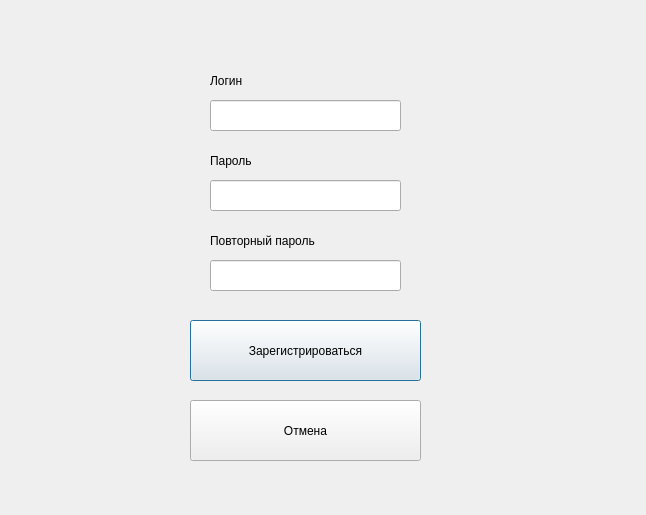
The window that registerwindow.ui (icspero/3-semester-CourseWork_Client) describes before a commit, drawn with Qt 5.
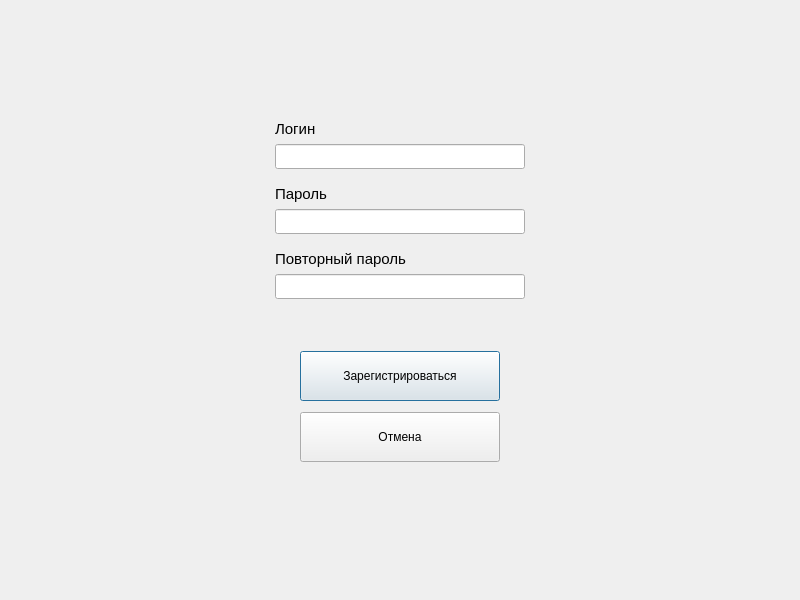
The same window after the commit.

What changed in the file:
```diff
--- a/registerwindow.ui
+++ b/registerwindow.ui
@@ -6,114 +6,233 @@
    <rect>
     <x>0</x>
     <y>0</y>
-    <width>646</width>
-    <height>515</height>
+    <width>800</width>
+    <height>600</height>
    </rect>
   </property>
   <property name="windowTitle">
    <string>Dialog</string>
   </property>
-  <widget class="QLineEdit" name="lineEdit">
-   <property name="geometry">
-    <rect>
-     <x>210</x>
-     <y>100</y>
-     <width>191</width>
-     <height>31</height>
-    </rect>
-   </property>
-  </widget>
-  <widget class="QLineEdit" name="lineEdit_2">
-   <property name="geometry">
-    <rect>
-     <x>210</x>
-     <y>180</y>
-     <width>191</width>
-     <height>31</height>
-    </rect>
-   </property>
-   <property name="echoMode">
-    <enum>QLineEdit::Password</enum>
-   </property>
-  </widget>
-  <widget class="QLabel" name="label">
-   <property name="geometry">
-    <rect>
-     <x>210</x>
-     <y>70</y>
-     <width>91</width>
-     <height>21</height>
-    </rect>
-   </property>
-   <property name="text">
-    <string>Логин</string>
-   </property>
-  </widget>
-  <widget class="QLabel" name="label_2">
-   <property name="geometry">
-    <rect>
-     <x>210</x>
-     <y>150</y>
-     <width>91</width>
-     <height>21</height>
-    </rect>
-   </property>
-   <property name="text">
-    <string>Пароль</string>
-   </property>
-  </widget>
-  <widget class="QPushButton" name="pushButton">
-   <property name="geometry">
-    <rect>
-     <x>190</x>
-     <y>320</y>
-     <width>231</width>
-     <height>61</height>
-    </rect>
-   </property>
-   <property name="text">
-    <string>Зарегистрироваться</string>
-   </property>
-  </widget>
-  <widget class="QPushButton" name="pushButton_2">
-   <property name="geometry">
-    <rect>
-     <x>190</x>
-     <y>400</y>
-     <width>231</width>
-     <height>61</height>
-    </rect>
-   </property>
-   <property name="text">
-    <string>Отмена</string>
-   </property>
-  </widget>
-  <widget class="QLineEdit" name="lineEdit_3">
-   <property name="geometry">
-    <rect>
-     <x>210</x>
-     <y>260</y>
-     <width>191</width>
-     <height>31</height>
-    </rect>
-   </property>
-   <property name="echoMode">
-    <enum>QLineEdit::Password</enum>
-   </property>
-  </widget>
-  <widget class="QLabel" name="label_3">
-   <property name="geometry">
-    <rect>
-     <x>210</x>
-     <y>230</y>
-     <width>151</width>
-     <height>21</height>
-    </rect>
-   </property>
-   <property name="text">
-    <string>Повторный пароль</string>
-   </property>
-  </widget>
+  <layout class="QVBoxLayout" name="verticalLayout">
+   <item>
+    <spacer name="verticalSpacer_4">
+     <property name="orientation">
+      <enum>Qt::Vertical</enum>
+     </property>
+     <property name="sizeType">
+      <enum>QSizePolicy::Fixed</enum>
+     </property>
+     <property name="sizeHint" stdset="0">
+      <size>
+       <width>20</width>
+       <height>100</height>
+      </size>
+     </property>
+    </spacer>
+   </item>
+   <item alignment="Qt::AlignHCenter|Qt::AlignVCenter">
+    <widget class="QWidget" name="widget" native="true">
+     <layout class="QVBoxLayout" name="verticalLayout_2">
+      <item>
+       <widget class="QLabel" name="label">
+        <property name="font">
+         <font>
+          <pointsize>11</pointsize>
+         </font>
+        </property>
+        <property name="text">
+         <string>Логин</string>
+        </property>
+       </widget>
+      </item>
+      <item>
+       <widget class="QLineEdit" name="lineEdit">
+        <property name="sizePolicy">
+         <sizepolicy hsizetype="Fixed" vsizetype="Minimum">
+          <horstretch>0</horstretch>
+          <verstretch>0</verstretch>
+         </sizepolicy>
+        </property>
+        <property name="minimumSize">
+         <size>
+          <width>250</width>
+          <height>25</height>
+         </size>
+        </property>
+       </widget>
+      </item>
+      <item>
+       <spacer name="verticalSpacer">
+        <property name="orientation">
+         <enum>Qt::Vertical</enum>
+        </property>
+        <property name="sizeHint" stdset="0">
+         <size>
+          <width>20</width>
+          <height>10</height>
+         </size>
+        </property>
+       </spacer>
+      </item>
+      <item>
+       <widget class="QLabel" name="label_2">
+        <property name="font">
+         <font>
+          <pointsize>11</pointsize>
+         </font>
+        </property>
+        <property name="text">
+         <string>Пароль</string>
+        </property>
+       </widget>
+      </item>
+      <item>
+       <widget class="QLineEdit" name="lineEdit_2">
+        <property name="sizePolicy">
+         <sizepolicy hsizetype="Expanding" vsizetype="Fixed">
+          <horstretch>0</horstretch>
+          <verstretch>0</verstretch>
+         </sizepolicy>
+        </property>
+        <property name="minimumSize">
+         <size>
+          <width>250</width>
+          <height>25</height>
+         </size>
+        </property>
+        <property name="echoMode">
+         <enum>QLineEdit::Password</enum>
+        </property>
+       </widget>
+      </item>
+      <item>
+       <spacer name="verticalSpacer_2">
+        <property name="orientation">
+         <enum>Qt::Vertical</enum>
+        </property>
+        <property name="sizeHint" stdset="0">
+         <size>
+          <width>20</width>
+          <height>10</height>
+         </size>
+        </property>
+       </spacer>
+      </item>
+      <item>
+       <widget class="QLabel" name="label_3">
+        <property name="font">
+         <font>
+          <pointsize>11</pointsize>
+         </font>
+        </property>
+        <property name="text">
+         <string>Повторный пароль</string>
+        </property>
+       </widget>
+      </item>
+      <item>
+       <widget class="QLineEdit" name="lineEdit_3">
+        <property name="minimumSize">
+         <size>
+          <width>250</width>
+          <height>25</height>
+         </size>
+        </property>
+        <property name="echoMode">
+         <enum>QLineEdit::Password</enum>
+        </property>
+       </widget>
+      </item>
+      <item>
+       <spacer name="verticalSpacer_3">
+        <property name="orientation">
+         <enum>Qt::Vertical</enum>
+        </property>
+        <property name="sizeHint" stdset="0">
+         <size>
+          <width>20</width>
+          <height>10</height>
+         </size>
+        </property>
+       </spacer>
+      </item>
+     </layout>
+    </widget>
+   </item>
+   <item alignment="Qt::AlignHCenter|Qt::AlignVCenter">
+    <widget class="QWidget" name="widget_2" native="true">
+     <property name="sizePolicy">
+      <sizepolicy hsizetype="Preferred" vsizetype="Fixed">
+       <horstretch>0</horstretch>
+       <verstretch>0</verstretch>
+      </sizepolicy>
+     </property>
+     <layout class="QVBoxLayout" name="verticalLayout_3">
+      <item>
+       <widget class="QPushButton" name="pushButton">
+        <property name="sizePolicy">
+         <sizepolicy hsizetype="Minimum" vsizetype="Fixed">
+          <horstretch>0</horstretch>
+          <verstretch>0</verstretch>
+         </sizepolicy>
+        </property>
+        <property name="minimumSize">
+         <size>
+          <width>200</width>
+          <height>50</height>
+         </size>
+        </property>
+        <property name="text">
+         <string>Зарегистрироваться</string>
+        </property>
+       </widget>
+      </item>
+      <item>
+       <spacer name="verticalSpacer_6">
+        <property name="orientation">
+         <enum>Qt::Vertical</enum>
+        </property>
+        <property name="sizeHint" stdset="0">
+         <size>
+          <width>20</width>
+          <height>5</height>
+         </size>
+        </property>
+       </spacer>
+      </item>
+      <item>
+       <widget class="QPushButton" name="pushButton_2">
+        <property name="minimumSize">
+         <size>
+          <width>200</width>
+          <height>50</height>
+         </size>
+        </property>
+        <property name="text">
+         <string>Отмена</string>
+        </property>
+       </widget>
+      </item>
+     </layout>
+    </widget>
+   </item>
+   <item>
+    <spacer name="verticalSpacer_5">
+     <property name="orientation">
+      <enum>Qt::Vertical</enum>
+     </property>
+     <property name="sizeType">
+      <enum>QSizePolicy::Fixed</enum>
+     </property>
+     <property name="sizeHint" stdset="0">
+      <size>
+       <width>20</width>
+       <height>100</height>
+      </size>
+     </property>
+    </spacer>
+   </item>
+  </layout>
  </widget>
  <resources/>
  <connections/>
```
Left out of the diff: 2 changed lines with no effect on the pictures.
